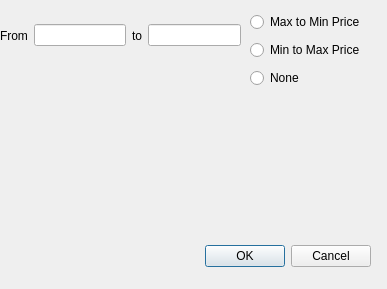
Above: AP/search_tools.ui from AP-projects-4001/Guys before the change. Below: the same form after it.
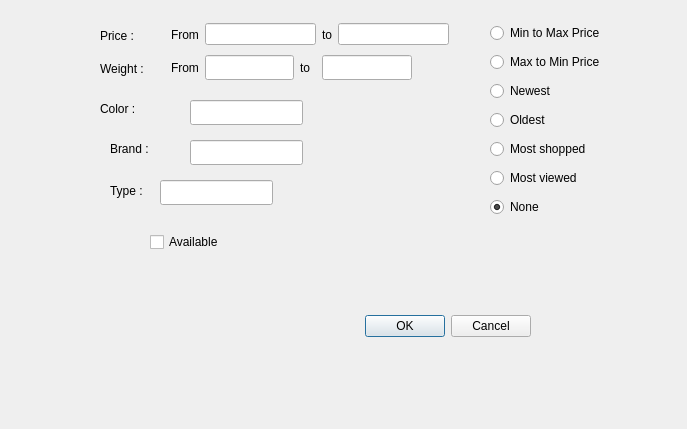
That is the form after the change.

Commit message: Add search tools for client UI

Diff of the .ui file:
```diff
--- a/AP/search_tools.ui
+++ b/AP/search_tools.ui
@@ -6,30 +6,18 @@
    <rect>
     <x>0</x>
     <y>0</y>
-    <width>387</width>
-    <height>289</height>
+    <width>687</width>
+    <height>429</height>
    </rect>
   </property>
-  <property name="minimumSize">
-   <size>
-    <width>387</width>
-    <height>289</height>
-   </size>
-  </property>
-  <property name="maximumSize">
-   <size>
-    <width>387</width>
-    <height>289</height>
-   </size>
-  </property>
   <property name="windowTitle">
    <string>Dialog</string>
   </property>
   <widget class="QDialogButtonBox" name="buttonBox">
    <property name="geometry">
     <rect>
-     <x>30</x>
-     <y>240</y>
+     <x>190</x>
+     <y>310</y>
      <width>341</width>
      <height>32</height>
     </rect>
@@ -41,23 +29,163 @@
     <set>QDialogButtonBox::Cancel|QDialogButtonBox::Ok</set>
    </property>
   </widget>
+  <widget class="QWidget" name="layoutWidget">
+   <property name="geometry">
+    <rect>
+     <x>171</x>
+     <y>21</y>
+     <width>278</width>
+     <height>27</height>
+    </rect>
+   </property>
+   <layout class="QHBoxLayout" name="horizontalLayout">
+    <item>
+     <widget class="QLabel" name="label">
+      <property name="text">
+       <string>From</string>
+      </property>
+     </widget>
+    </item>
+    <item>
+     <widget class="QLineEdit" name="from_price">
+      <property name="inputMask">
+       <string/>
+      </property>
+      <property name="text">
+       <string/>
+      </property>
+     </widget>
+    </item>
+    <item>
+     <widget class="QLabel" name="label_2">
+      <property name="text">
+       <string>to</string>
+      </property>
+     </widget>
+    </item>
+    <item>
+     <widget class="QLineEdit" name="to_price"/>
+    </item>
+   </layout>
+  </widget>
+  <widget class="QCheckBox" name="available_checkBox">
+   <property name="geometry">
+    <rect>
+     <x>150</x>
+     <y>230</y>
+     <width>80</width>
+     <height>24</height>
+    </rect>
+   </property>
+   <property name="text">
+    <string>Available</string>
+   </property>
+  </widget>
+  <widget class="QLabel" name="label_3">
+   <property name="geometry">
+    <rect>
+     <x>100</x>
+     <y>100</y>
+     <width>54</width>
+     <height>18</height>
+    </rect>
+   </property>
+   <property name="text">
+    <string>Color : </string>
+   </property>
+  </widget>
+  <widget class="QLineEdit" name="color_lineedit">
+   <property name="geometry">
+    <rect>
+     <x>190</x>
+     <y>100</y>
+     <width>113</width>
+     <height>25</height>
+    </rect>
+   </property>
+  </widget>
+  <widget class="QLabel" name="label_4">
+   <property name="geometry">
+    <rect>
+     <x>100</x>
+     <y>20</y>
+     <width>61</width>
+     <height>31</height>
+    </rect>
+   </property>
+   <property name="text">
+    <string>Price :</string>
+   </property>
+  </widget>
+  <widget class="QLabel" name="label_5">
+   <property name="geometry">
+    <rect>
+     <x>100</x>
+     <y>60</y>
+     <width>54</width>
+     <height>18</height>
+    </rect>
+   </property>
+   <property name="text">
+    <string>Weight :</string>
+   </property>
+  </widget>
+  <widget class="QLabel" name="label_8">
+   <property name="geometry">
+    <rect>
+     <x>110</x>
+     <y>140</y>
+     <width>54</width>
+     <height>18</height>
+    </rect>
+   </property>
+   <property name="text">
+    <string>Brand :</string>
+   </property>
+  </widget>
+  <widget class="QLineEdit" name="brand_line">
+   <property name="geometry">
+    <rect>
+     <x>190</x>
+     <y>140</y>
+     <width>113</width>
+     <height>25</height>
+    </rect>
+   </property>
+  </widget>
+  <widget class="QLineEdit" name="type_line">
+   <property name="geometry">
+    <rect>
+     <x>160</x>
+     <y>180</y>
+     <width>113</width>
+     <height>25</height>
+    </rect>
+   </property>
+  </widget>
+  <widget class="QLabel" name="label_9">
+   <property name="geometry">
+    <rect>
+     <x>110</x>
+     <y>180</y>
+     <width>41</width>
+     <height>21</height>
+    </rect>
+   </property>
+   <property name="text">
+    <string>Type : </string>
+   </property>
+  </widget>
   <widget class="QWidget" name="">
    <property name="geometry">
     <rect>
-     <x>250</x>
-     <y>10</y>
-     <width>131</width>
-     <height>81</height>
+     <x>490</x>
+     <y>20</y>
+     <width>126</width>
+     <height>206</height>
     </rect>
    </property>
    <layout class="QVBoxLayout" name="verticalLayout">
-    <item>
-     <widget class="QRadioButton" name="max_to_min">
-      <property name="text">
-       <string>Max to Min Price</string>
-      </property>
-     </widget>
-    </item>
     <item>
      <widget class="QRadioButton" name="min_to_max">
       <property name="text">
@@ -66,10 +194,48 @@
      </widget>
     </item>
     <item>
-     <widget class="QRadioButton" name="radioButton_3">
+     <widget class="QRadioButton" name="max_to_min">
+      <property name="text">
+       <string>Max to Min Price</string>
+      </property>
+     </widget>
+    </item>
+    <item>
+     <widget class="QRadioButton" name="newest_Button">
+      <property name="text">
+       <string>Newest</string>
+      </property>
+     </widget>
+    </item>
+    <item>
+     <widget class="QRadioButton" name="oldest_Button">
+      <property name="text">
+       <string>Oldest</string>
+      </property>
+     </widget>
+    </item>
+    <item>
+     <widget class="QRadioButton" name="mostshopped_button">
+      <property name="text">
+       <string>Most shopped</string>
+      </property>
+     </widget>
+    </item>
+    <item>
+     <widget class="QRadioButton" name="mostviewed_button">
+      <property name="text">
+       <string>Most viewed</string>
+      </property>
+     </widget>
+    </item>
+    <item>
+     <widget class="QRadioButton" name="none_button">
       <property name="text">
        <string>None</string>
       </property>
+      <property name="checked">
+       <bool>true</bool>
+      </property>
      </widget>
     </item>
    </layout>
@@ -77,32 +243,46 @@
   <widget class="QWidget" name="">
    <property name="geometry">
     <rect>
-     <x>0</x>
-     <y>20</y>
+     <x>171</x>
+     <y>54</y>
      <width>241</width>
-     <height>31</height>
+     <height>27</height>
     </rect>
    </property>
-   <layout class="QHBoxLayout" name="horizontalLayout">
+   <layout class="QHBoxLayout" name="horizontalLayout_2">
     <item>
-     <widget class="QLabel" name="label">
+     <widget class="QLabel" name="label_6">
       <property name="text">
        <string>From</string>
       </property>
      </widget>
     </item>
     <item>
-     <widget class="QLineEdit" name="from_lineedit"/>
+     <widget class="QLineEdit" name="from_weight">
+      <property name="maximumSize">
+       <size>
+        <width>89</width>
+        <height>25</height>
+       </size>
+      </property>
+     </widget>
     </item>
     <item>
-     <widget class="QLabel" name="label_2">
+     <widget class="QLabel" name="label_7">
       <property name="text">
        <string>to</string>
       </property>
      </widget>
     </item>
     <item>
-     <widget class="QLineEdit" name="to"/>
+     <widget class="QLineEdit" name="to_weight">
+      <property name="maximumSize">
+       <size>
+        <width>90</width>
+        <height>25</height>
+       </size>
+      </property>
+     </widget>
     </item>
    </layout>
   </widget>
```
The commit also changes 8 other files.
